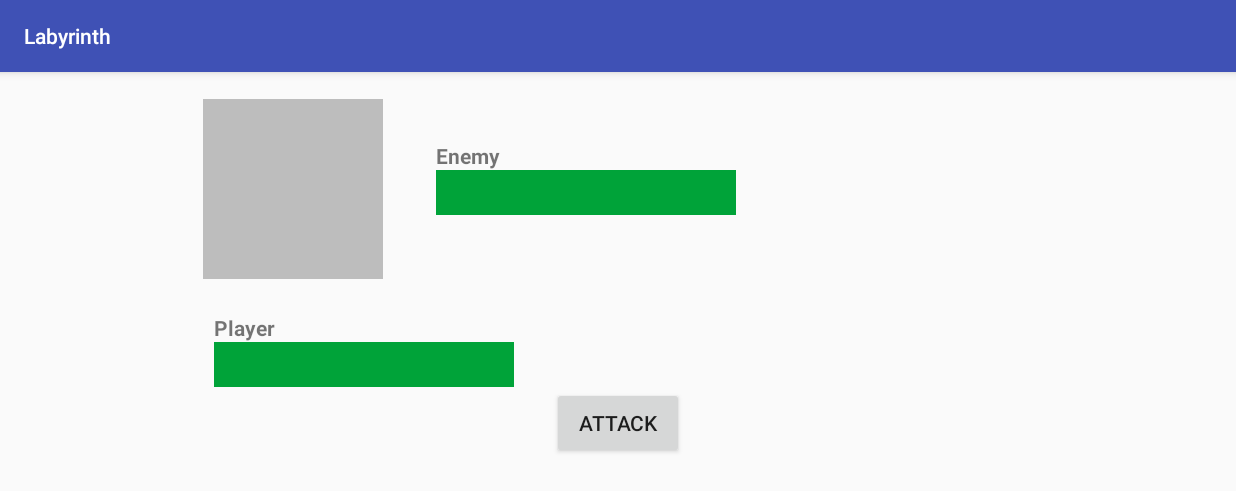
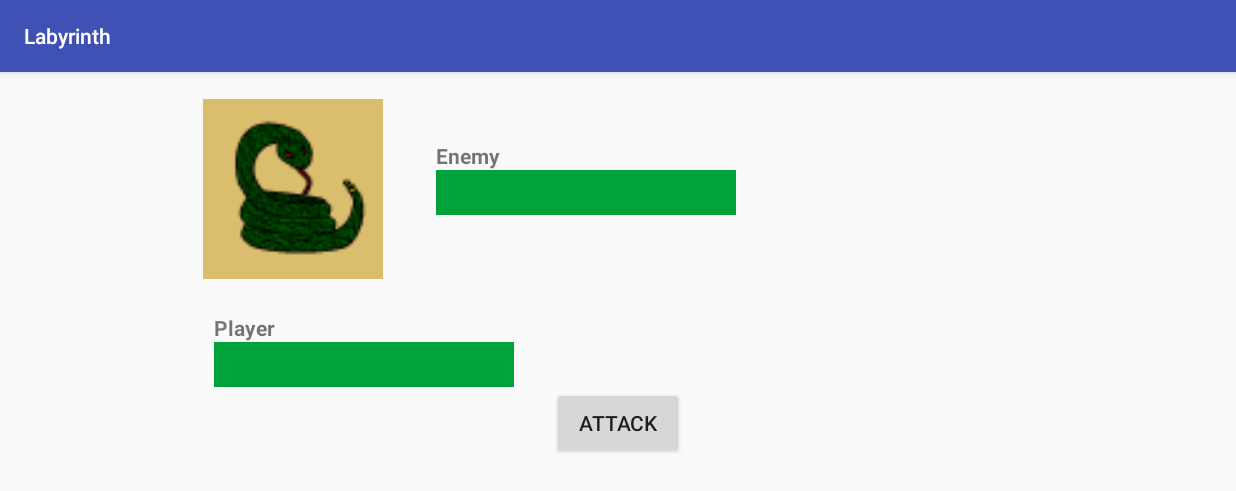
Before and after one commit to scveloso/Labyrinth, an Android app: the fragment CombatFragment placed in its activity, on a phone screen of 824 x 412 dp (held sideways). Shown: the top 491 px of the screen. Run offline under Robolectric (Android 15) with nearby library versions, the phone set to English and light mode, and no system bars.

Commit message:
Added art for enemy

```diff
--- a/app/src/main/java/com/sveloso/labyrinth/CombatFragment.java
+++ b/app/src/main/java/com/sveloso/labyrinth/CombatFragment.java
@@ -44,6 +44,7 @@ public class CombatFragment extends Fragment {
 
         // Enemy views
         mEnemyImage = (ImageView) v.findViewById(R.id.enemy_pic_image_view);
+        mEnemyImage.setImageResource(R.mipmap.ic_snake_enemy);
         mEnemyName = (TextView) v.findViewById(R.id.enemy_name_text_view);
         mEnemyHealth = (ImageView) v.findViewById(R.id.enemy_health_image_view);
 
--- a/app/src/main/res/layout-land/fragment_combat.xml
+++ b/app/src/main/res/layout-land/fragment_combat.xml
@@ -17,7 +17,7 @@
             android:layout_centerVertical="true"
             android:layout_alignParentLeft="true"
             android:layout_alignParentStart="true"
-            android:background="#bdbdbd"/>
+            android:background="#dabd6d"/>
 
         <TextView
             android:layout_width="wrap_content"
```
Also changed, not shown: app/src/main/ic_snake_enemy-web.png (added), app/src/main/res/mipmap-hdpi/ic_snake_enemy.png (added), app/src/main/res/mipmap-mdpi/ic_snake_enemy.png (added), app/src/main/res/mipmap-xhdpi/ic_snake_enemy.png (added), app/src/main/res/mipmap-xxhdpi/ic_snake_enemy.png (added), app/src/main/res/mipmap-xxxhdpi/ic_snake_enemy.png (added).
